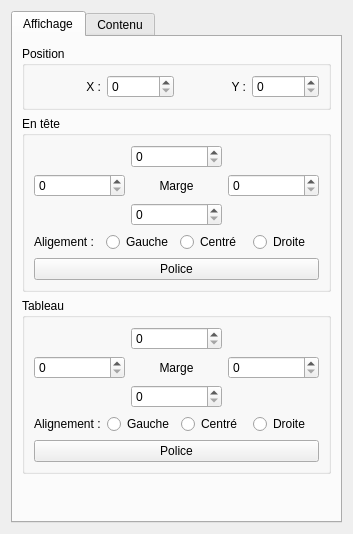
Qt form sources/qetgraphicsitem/ViewItem/ui/graphicstablepropertieseditor.ui (qelectrotech/qelectrotech-source-mirror) before a commit.
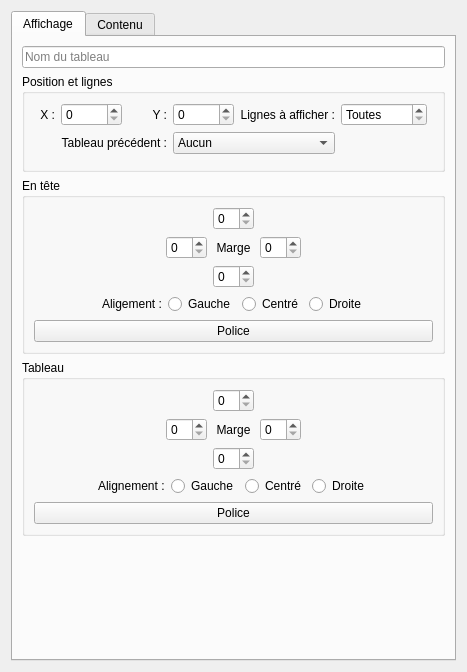
The same form after that commit. Icons and pictures are not drawn.

Commit message:
Table can be splitted and and row number limited
1.Table can have a name.
2.User can define the maximum row to display.
3.Table can be linked together, this is useful when there is a large
data to display in a single table.

Point 1, 2 and 3 work like this :

-Name a table (point 1).
-Limit the number of row to display to fit the table into a diagram
(point 2).
-Create a second table in a new folio.
-Link the second table to first table, you can search by table name
(point 3).
-the new table start to display where the first table end.
The number of linked table is unlimited.

The edit to the form file:
```diff
--- a/sources/qetgraphicsitem/ViewItem/ui/graphicstablepropertieseditor.ui
+++ b/sources/qetgraphicsitem/ViewItem/ui/graphicstablepropertieseditor.ui
@@ -6,8 +6,8 @@
    <rect>
     <x>0</x>
     <y>0</y>
-    <width>353</width>
-    <height>534</height>
+    <width>467</width>
+    <height>672</height>
    </rect>
   </property>
   <property name="windowTitle">
@@ -24,13 +24,85 @@
        <string>Affichage</string>
       </attribute>
       <layout class="QVBoxLayout" name="verticalLayout_5">
+       <item>
+        <widget class="QLineEdit" name="m_table_name_le">
+         <property name="text">
+          <string/>
+         </property>
+         <property name="placeholderText">
+          <string>Nom du tableau</string>
+         </property>
+        </widget>
+       </item>
        <item>
         <widget class="QGroupBox" name="groupBox">
          <property name="title">
-          <string>Position</string>
+          <string>Position et lignes</string>
          </property>
-         <layout class="QHBoxLayout" name="horizontalLayout_3">
-          <item>
+         <layout class="QGridLayout" name="gridLayout_2">
+          <item row="1" column="4" colspan="2">
+           <widget class="QComboBox" name="m_previous_table_cb">
+            <property name="insertPolicy">
+             <enum>QComboBox::InsertAtBottom</enum>
+            </property>
+            <item>
+             <property name="text">
+              <string>Aucun</string>
+             </property>
+            </item>
+           </widget>
+          </item>
+          <item row="0" column="6" colspan="2">
+           <widget class="QSpinBox" name="m_display_n_row_sb">
+            <property name="specialValueText">
+             <string>Toutes</string>
+            </property>
+            <property name="maximum">
+             <number>999</number>
+            </property>
+           </widget>
+          </item>
+          <item row="0" column="5">
+           <widget class="QLabel" name="label">
+            <property name="text">
+             <string>Lignes à afficher :</string>
+            </property>
+            <property name="alignment">
+             <set>Qt::AlignRight|Qt::AlignTrailing|Qt::AlignVCenter</set>
+            </property>
+           </widget>
+          </item>
+          <item row="0" column="3">
+           <widget class="QLabel" name="label_7">
+            <property name="text">
+             <string>Y :</string>
+            </property>
+            <property name="alignment">
+             <set>Qt::AlignRight|Qt::AlignTrailing|Qt::AlignVCenter</set>
+            </property>
+           </widget>
+          </item>
+          <item row="1" column="7">
+           <widget class="QPushButton" name="m_next_pb">
+            <property name="enabled">
+             <bool>false</bool>
+            </property>
+            <property name="toolTip">
+             <string>Tableau suivant</string>
+            </property>
+            <property name="text">
+             <string/>
+            </property>
+            <property name="icon">
+             <iconset resource="../../../../qelectrotech.qrc">
+              <normaloff>:/ico/16x16/arrow-right.png</normaloff>:/ico/16x16/arrow-right.png</iconset>
+            </property>
+            <property name="flat">
+             <bool>true</bool>
+            </property>
+           </widget>
+          </item>
+          <item row="0" column="1">
            <widget class="QLabel" name="label_8">
             <property name="text">
              <string>X :</string>
@@ -40,30 +112,94 @@
             </property>
            </widget>
           </item>
-          <item>
+          <item row="0" column="0">
+           <spacer name="horizontalSpacer">
+            <property name="orientation">
+             <enum>Qt::Horizontal</enum>
+            </property>
+            <property name="sizeHint" stdset="0">
+             <size>
+              <width>40</width>
+              <height>20</height>
+             </size>
+            </property>
+           </spacer>
+          </item>
+          <item row="1" column="6">
+           <widget class="QPushButton" name="m_previous_cb">
+            <property name="enabled">
+             <bool>false</bool>
+            </property>
+            <property name="toolTip">
+             <string>Tableau précédent</string>
+            </property>
+            <property name="text">
+             <string/>
+            </property>
+            <property name="icon">
+             <iconset resource="../../../../qelectrotech.qrc">
+              <normaloff>:/ico/16x16/arrow-left.png</normaloff>:/ico/16x16/arrow-left.png</iconset>
+            </property>
+            <property name="flat">
+             <bool>true</bool>
+            </property>
+           </widget>
+          </item>
+          <item row="0" column="2">
            <widget class="QSpinBox" name="m_x_pos">
             <property name="maximum">
              <number>10000</number>
             </property>
            </widget>
           </item>
-          <item>
-           <widget class="QLabel" name="label_7">
-            <property name="text">
-             <string>Y :</string>
-            </property>
-            <property name="alignment">
-             <set>Qt::AlignRight|Qt::AlignTrailing|Qt::AlignVCenter</set>
-            </property>
+          <item row="2" column="1" colspan="7">
+           <widget class="QWidget" name="widget_3" native="true">
+            <layout class="QHBoxLayout" name="horizontalLayout_3">
+             <property name="leftMargin">
+              <number>0</number>
+             </property>
+             <property name="topMargin">
+              <number>0</number>
+             </property>
+             <property name="rightMargin">
+              <number>0</number>
+             </property>
+             <property name="bottomMargin">
+              <number>0</number>
+             </property>
+            </layout>
            </widget>
           </item>
-          <item>
+          <item row="0" column="4">
            <widget class="QSpinBox" name="m_y_pos">
             <property name="maximum">
              <number>10000</number>
             </property>
            </widget>
           </item>
+          <item row="0" column="8">
+           <spacer name="horizontalSpacer_2">
+            <property name="orientation">
+             <enum>Qt::Horizontal</enum>
+            </property>
+            <property name="sizeHint" stdset="0">
+             <size>
+              <width>40</width>
+              <height>20</height>
+             </size>
+            </property>
+           </spacer>
+          </item>
+          <item row="1" column="2" colspan="2">
+           <widget class="QLabel" name="label_3">
+            <property name="text">
+             <string>Tableau précédent :</string>
+            </property>
+            <property name="alignment">
+             <set>Qt::AlignRight|Qt::AlignTrailing|Qt::AlignVCenter</set>
+            </property>
+           </widget>
+          </item>
          </layout>
         </widget>
        </item>
@@ -75,16 +211,33 @@
          <layout class="QVBoxLayout" name="verticalLayout_2">
           <item>
            <layout class="QGridLayout" name="gridLayout">
-            <item row="2" column="0">
-             <widget class="QSpinBox" name="m_header_left_margin"/>
+            <item row="2" column="4">
+             <spacer name="horizontalSpacer_4">
+              <property name="orientation">
+               <enum>Qt::Horizontal</enum>
+              </property>
+              <property name="sizeHint" stdset="0">
+               <size>
+                <width>40</width>
+                <height>20</height>
+               </size>
+              </property>
+             </spacer>
             </item>
-            <item row="3" column="1">
-             <widget class="QSpinBox" name="m_header_bottom_margin"/>
+            <item row="2" column="1">
+             <widget class="QSpinBox" name="m_header_left_margin">
+              <property name="suffix">
+               <string/>
+              </property>
+              <property name="prefix">
+               <string/>
+              </property>
+             </widget>
             </item>
-            <item row="1" column="1">
+            <item row="1" column="2">
              <widget class="QSpinBox" name="m_header_top_margin"/>
             </item>
-            <item row="2" column="1">
+            <item row="2" column="2">
              <widget class="QLabel" name="label_2">
               <property name="text">
                <string>Marge</string>
@@ -94,9 +247,25 @@
               </property>
              </widget>
             </item>
-            <item row="2" column="2">
+            <item row="2" column="3">
              <widget class="QSpinBox" name="m_header_right_margin"/>
             </item>
+            <item row="3" column="2">
+             <widget class="QSpinBox" name="m_header_bottom_margin"/>
+            </item>
+            <item row="2" column="0">
+             <spacer name="horizontalSpacer_3">
+              <property name="orientation">
+               <enum>Qt::Horizontal</enum>
+              </property>
+              <property name="sizeHint" stdset="0">
+               <size>
+                <width>40</width>
+                <height>20</height>
+               </size>
+              </property>
+             </spacer>
+            </item>
            </layout>
           </item>
           <item>
@@ -114,6 +283,19 @@
              <property name="bottomMargin">
               <number>0</number>
              </property>
+             <item>
+              <spacer name="horizontalSpacer_7">
+               <property name="orientation">
+                <enum>Qt::Horizontal</enum>
+               </property>
+               <property name="sizeHint" stdset="0">
+                <size>
+                 <width>40</width>
+                 <height>20</height>
+                </size>
+               </property>
+              </spacer>
+             </item>
              <item>
               <widget class="QLabel" name="label_5">
                <property name="text">
@@ -142,6 +324,19 @@
                </property>
               </widget>
              </item>
+             <item>
+              <spacer name="horizontalSpacer_8">
+               <property name="orientation">
+                <enum>Qt::Horizontal</enum>
+               </property>
+               <property name="sizeHint" stdset="0">
+                <size>
+                 <width>40</width>
+                 <height>20</height>
+                </size>
+               </property>
+              </spacer>
+             </item>
             </layout>
            </widget>
           </item>
@@ -150,6 +345,9 @@
             <property name="text">
              <string>Police</string>
             </property>
+            <property name="flat">
+             <bool>false</bool>
+            </property>
            </widget>
           </item>
          </layout>
@@ -163,19 +361,32 @@
          <layout class="QVBoxLayout" name="verticalLayout_3">
           <item>
            <layout class="QGridLayout" name="gridLayout_3">
-            <item row="1" column="2">
-             <widget class="QSpinBox" name="m_table_right_margin"/>
-            </item>
-            <item row="0" column="1">
-             <widget class="QSpinBox" name="m_table_top_margin"/>
-            </item>
-            <item row="2" column="1">
+            <item row="2" column="2">
              <widget class="QSpinBox" name="m_table_bottom_margin"/>
             </item>
-            <item row="1" column="0">
+            <item row="1" column="1">
              <widget class="QSpinBox" name="m_table_left_margin"/>
             </item>
-            <item row="1" column="1">
+            <item row="0" column="2">
+             <widget class="QSpinBox" name="m_table_top_margin"/>
+            </item>
+            <item row="1" column="4">
+             <spacer name="horizontalSpacer_6">
+              <property name="orientation">
+               <enum>Qt::Horizontal</enum>
+              </property>
+              <property name="sizeHint" stdset="0">
+               <size>
+                <width>40</width>
+                <height>20</height>
+               </size>
+              </property>
+             </spacer>
+            </item>
+            <item row="1" column="3">
+             <widget class="QSpinBox" name="m_table_right_margin"/>
+            </item>
+            <item row="1" column="2">
              <widget class="QLabel" name="label_4">
               <property name="text">
                <string>Marge</string>
@@ -185,6 +396,19 @@
               </property>
              </widget>
             </item>
+            <item row="1" column="0">
+             <spacer name="horizontalSpacer_5">
+              <property name="orientation">
+               <enum>Qt::Horizontal</enum>
+              </property>
+              <property name="sizeHint" stdset="0">
+               <size>
+                <width>40</width>
+                <height>20</height>
+               </size>
+              </property>
+             </spacer>
+            </item>
            </layout>
           </item>
           <item>
@@ -202,6 +426,19 @@
              <property name="bottomMargin">
               <number>0</number>
              </property>
+             <item>
+              <spacer name="horizontalSpacer_9">
+               <property name="orientation">
+                <enum>Qt::Horizontal</enum>
+               </property>
+               <property name="sizeHint" stdset="0">
+                <size>
+                 <width>40</width>
+                 <height>20</height>
+                </size>
+               </property>
+              </spacer>
+             </item>
              <item>
               <widget class="QLabel" name="label_6">
                <property name="text">
@@ -230,6 +467,19 @@
                </property>
               </widget>
              </item>
+             <item>
+              <spacer name="horizontalSpacer_10">
+               <property name="orientation">
+                <enum>Qt::Horizontal</enum>
+               </property>
+               <property name="sizeHint" stdset="0">
+                <size>
+                 <width>40</width>
+                 <height>20</height>
+                </size>
+               </property>
+              </spacer>
+             </item>
             </layout>
            </widget>
           </item>
@@ -238,6 +488,9 @@
             <property name="text">
              <string>Police</string>
             </property>
+            <property name="flat">
+             <bool>false</bool>
+            </property>
            </widget>
           </item>
          </layout>
```
Left out of the diff: 4 changed lines with no effect on the pictures. The commit also changes 9 other files.
